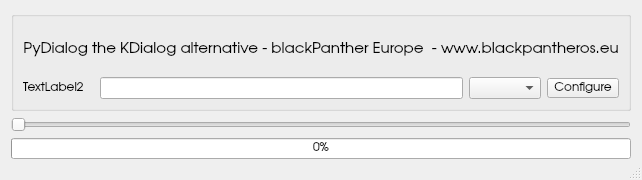
First picture: the form in modules/window1.ui, repository blackPantherOS/pydialog, before the edit.
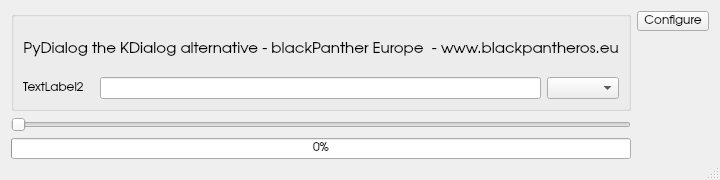
Second picture: the form after the edit. Icons and pictures are not drawn.

Commit message: toolbutton on the top right corner

The edit to the form file:
```diff
--- a/modules/window1.ui
+++ b/modules/window1.ui
@@ -200,22 +200,6 @@
           <item>
            <widget class="QComboBox" name="comboBox"/>
           </item>
-          <item>
-           <widget class="QToolButton" name="toolButton">
-            <property name="toolTip">
-             <string>Custom settings..</string>
-            </property>
-            <property name="layoutDirection">
-             <enum>Qt::LeftToRight</enum>
-            </property>
-            <property name="text">
-             <string extracomment="Custom settings">Configure</string>
-            </property>
-            <property name="icon">
-             <iconset theme="configure"/>
-            </property>
-           </widget>
-          </item>
          </layout>
         </item>
        </layout>
@@ -268,6 +252,40 @@
      </item>
     </layout>
    </item>
+   <item row="1" column="2">
+    <layout class="QVBoxLayout" name="verticalLayout_3">
+     <item>
+      <widget class="QToolButton" name="toolButton">
+       <property name="toolTip">
+        <string>Custom settings..</string>
+       </property>
+       <property name="layoutDirection">
+        <enum>Qt::LeftToRight</enum>
+       </property>
+       <property name="text">
+        <string extracomment="Custom settings">Configure</string>
+       </property>
+       <property name="icon">
+        <iconset theme="configure">
+         <normaloff>.</normaloff>.</iconset>
+       </property>
+      </widget>
+     </item>
+     <item>
+      <spacer name="verticalSpacer">
+       <property name="orientation">
+        <enum>Qt::Vertical</enum>
+       </property>
+       <property name="sizeHint" stdset="0">
+        <size>
+         <width>20</width>
+         <height>40</height>
+        </size>
+       </property>
+      </spacer>
+     </item>
+    </layout>
+   </item>
   </layout>
  </widget>
  <resources/>
```
The commit also changes 2 other files.
